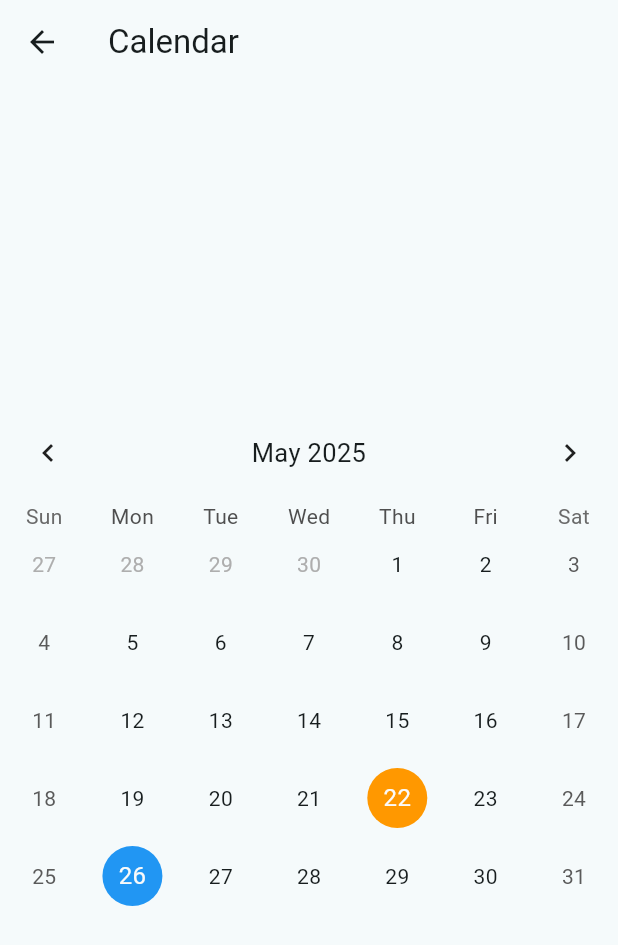
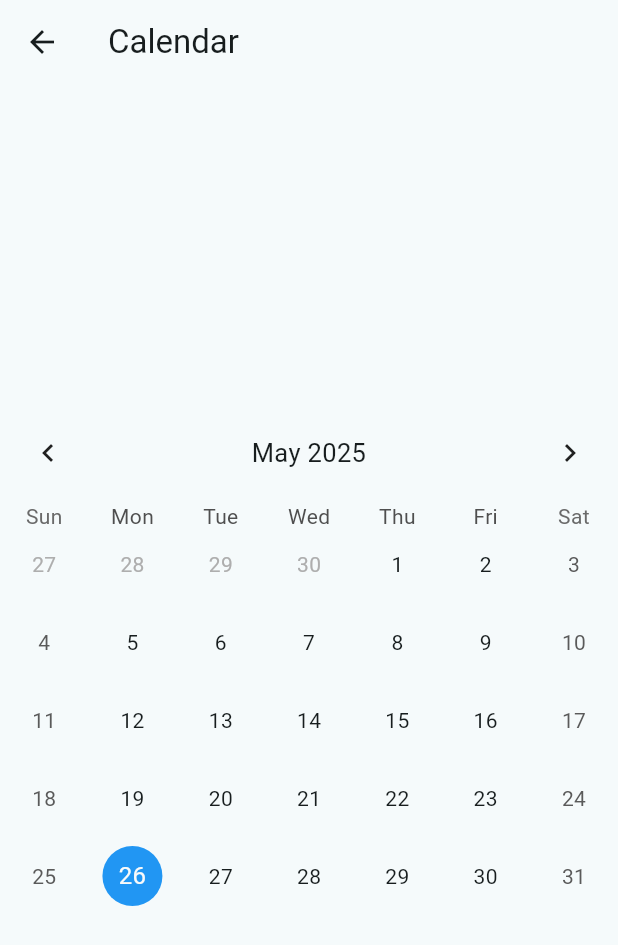
Before and after one commit to Nirva-AI/nirva_app, a Flutter app: the screen it shows after launch, after a tap on the "calendar today" icon, on a phone screen of 412 x 824 dp. Shown: the top 945 px of the screen. Run offline on Flutter 3.47's test engine with Material 3 defaults, Android fonts, the phone set to English and light mode, and no system bars; drawn by our look-alikes of table_calendar; our stand-ins replace connectivity_plus, dio, fl_chart, freezed_annotation, logger; missing offline and left inert: graphview.

Commit message:
调整组件。

```diff
--- a/lib/month_calendar_widget.dart
+++ b/lib/month_calendar_widget.dart
@@ -24,11 +24,11 @@ class MonthCalendarWidget extends StatelessWidget {
       onDaySelected: onDaySelected,
       calendarStyle: const CalendarStyle(
         todayDecoration: BoxDecoration(
-          color: Colors.blue,
+          color: Color(0xFFFFD700),
           shape: BoxShape.circle,
         ),
         selectedDecoration: BoxDecoration(
-          color: Colors.orange,
+          color: Colors.blue,
           shape: BoxShape.circle,
         ),
       ),
--- a/lib/smart_diary_page.dart
+++ b/lib/smart_diary_page.dart
@@ -21,8 +21,9 @@ class _SmartDiaryPageState extends State<SmartDiaryPage> {
   @override
   void initState() {
     super.initState();
-    _focusedDay = DataManager().currentJournal.dateTime;
-    _selectedDay = DataManager().currentJournal.dateTime;
+    var nowDate = DateTime.now();
+    _focusedDay = nowDate; //DataManager().currentJournal.dateTime;
+    _selectedDay = nowDate; //DataManager().currentJournal.dateTime;
   }
 
   @override
--- a/lib/week_calendar_widget.dart
+++ b/lib/week_calendar_widget.dart
@@ -29,7 +29,7 @@ class WeekCalendarWidget extends StatelessWidget {
           shape: BoxShape.circle,
         ),
         selectedDecoration: BoxDecoration(
-          color: Color.fromARGB(255, 90, 94, 210), // 金黄色背景
+          color: Colors.blue,
           shape: BoxShape.circle,
         ),
         todayTextStyle: TextStyle(
```
